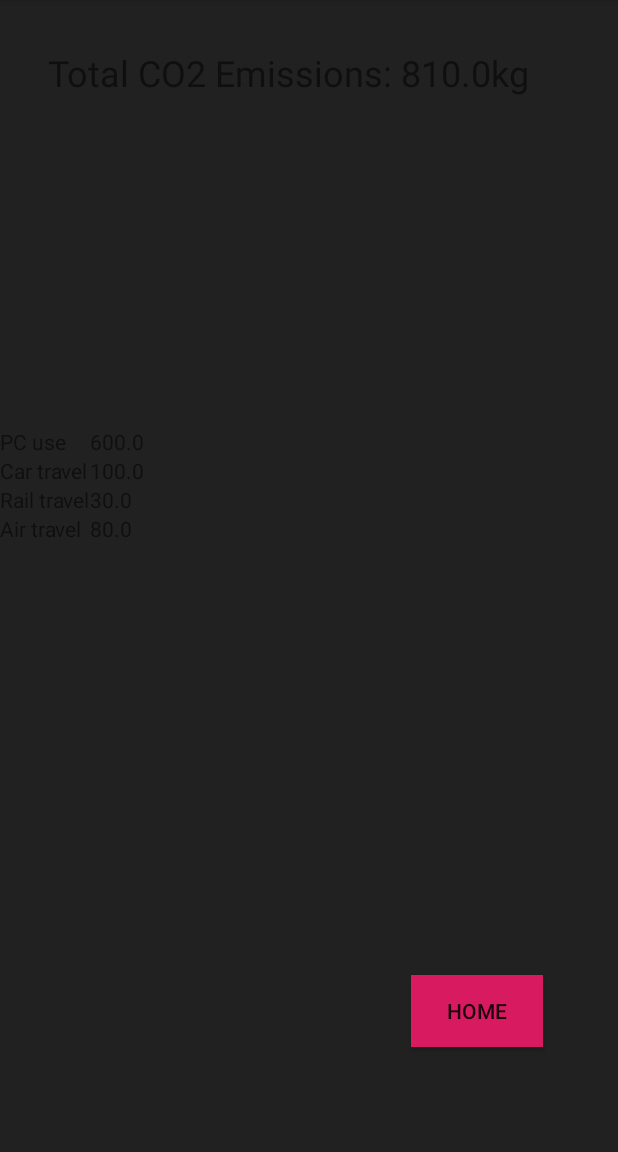
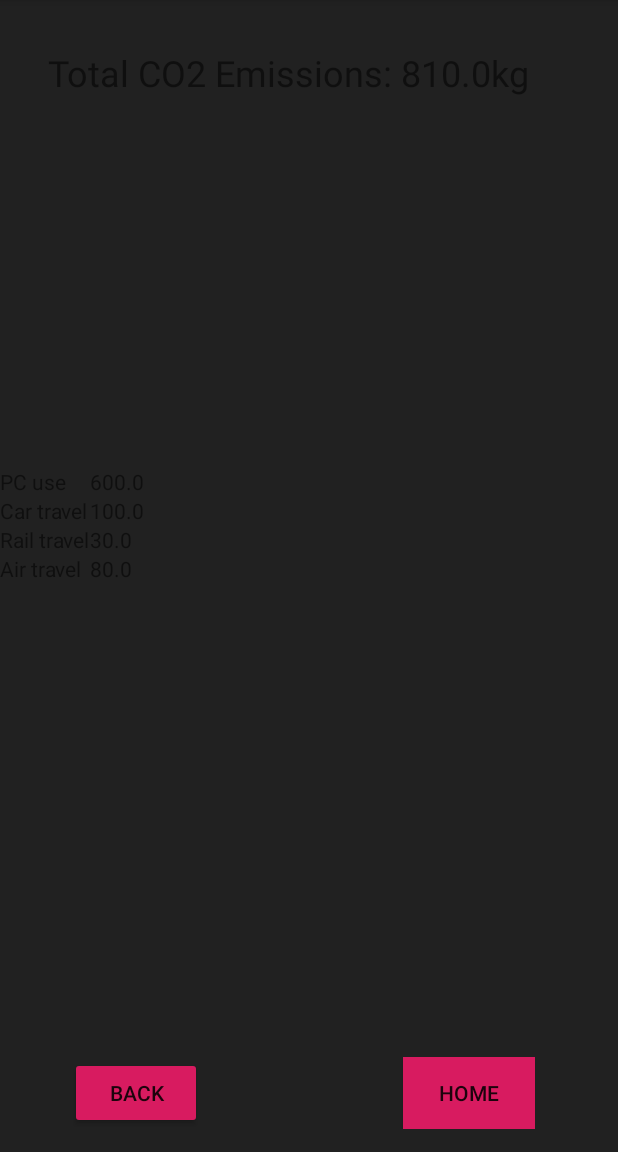
Before and after one commit to ahill993/Carbon-Footprint, an Android app: the ResultsPage screen opened directly, with no data from a screen before it, on a phone screen of 412 x 824 dp, the part 84-1236 px from its top. Run offline under Robolectric (Android 15) with nearby library versions, the phone set to English and light mode, and no system bars; libraries missing offline, so code that uses them is left out: com.github.mikephil.charting; 8 statements that could not run were skipped.

Commit message:
adding back buttons to pages

```diff
--- a/app/src/main/java/com/example/carbonfootprint/Input3.java
+++ b/app/src/main/java/com/example/carbonfootprint/Input3.java
@@ -19,4 +19,10 @@ public class Input3 extends AppCompatActivity {
         Intent result = new Intent(this, ResultsPage.class);
         startActivity(result);
     }
+
+    public void backElectric(View view)
+    {
+        Intent back = new Intent(this, userInput2.class);
+        startActivity(back);
+    }
 }
--- a/app/src/main/java/com/example/carbonfootprint/ResultsPage.java
+++ b/app/src/main/java/com/example/carbonfootprint/ResultsPage.java
@@ -48,6 +48,12 @@ public class ResultsPage extends AppCompatActivity {
         startActivity(back);
     }
 
+    public void backFacility(View view)
+    {
+        Intent back = new Intent(this, Input3.class);
+        startActivity(back);
+    }
+
     private void addPie(Hashtable ht, int screenwidth, int screenheight) {
         PieChart pie = ChartBuilder.buildPieChart(ht,this);
         pie.setMinimumWidth(screenwidth);
--- a/app/src/main/java/com/example/carbonfootprint/UserInput.java
+++ b/app/src/main/java/com/example/carbonfootprint/UserInput.java
@@ -19,4 +19,10 @@ public class UserInput extends AppCompatActivity {
         Intent next = new Intent(this, userInput2.class);
         startActivity(next);
     }
+
+    public void backHome(View view)
+    {
+        Intent back = new Intent(this, MainActivity.class);
+        startActivity(back);
+    }
 }
--- a/app/src/main/java/com/example/carbonfootprint/userInput2.java
+++ b/app/src/main/java/com/example/carbonfootprint/userInput2.java
@@ -19,4 +19,10 @@ public class userInput2 extends AppCompatActivity {
         Intent facility = new Intent(this, Input3.class);
         startActivity(facility);
     }
+
+    public void backTravel(View view)
+    {
+        Intent back = new Intent(this, UserInput.class);
+        startActivity(back);
+    }
 }
--- a/app/src/main/res/layout/activity_main.xml
+++ b/app/src/main/res/layout/activity_main.xml
@@ -5,7 +5,7 @@
     android:layout_width="match_parent"
     android:layout_height="match_parent"
     tools:context=".MainActivity"
-    android:background="#000000">
+    android:background="#212121">
 
     <TextView
         android:id="@+id/appTitle"
--- a/app/src/main/res/layout/activity_results_page.xml
+++ b/app/src/main/res/layout/activity_results_page.xml
@@ -32,7 +32,7 @@
         android:layout_height="wrap_content"
         android:layout_marginTop="8dp"
         android:fillViewport="true"
-        app:layout_constraintBottom_toTopOf="@+id/homeButton"
+        app:layout_constraintBottom_toTopOf="@+id/buttonLayout"
         app:layout_constraintStart_toStartOf="parent"
         app:layout_constraintTop_toTopOf="parent"
         app:layout_constraintVertical_bias="0.49">
@@ -45,19 +45,35 @@
             android:orientation="horizontal" />
     </HorizontalScrollView>
 
-    <Button
-        android:id="@+id/homeButton"
-        android:layout_width="wrap_content"
+    <RelativeLayout
+        android:id="@+id/buttonLayout"
+        android:layout_width="310dp"
         android:layout_height="wrap_content"
-        android:layout_gravity="end"
-        android:layout_marginEnd="50dp"
-        android:layout_marginRight="50dp"
-        android:layout_marginBottom="70dp"
-        android:background="@color/colorAccent"
-        android:onClick="backToStart"
-        android:text="@string/home"
+        android:layout_marginStart="55dp"
+        android:layout_marginTop="10dp"
+        android:layout_marginEnd="55dp"
+        android:layout_marginBottom="15dp"
+        android:orientation="horizontal"
         app:layout_constraintBottom_toBottomOf="parent"
-        app:layout_constraintEnd_toEndOf="parent" />
+        app:layout_constraintEnd_toEndOf="parent">
 
+        <Button
+            android:id="@+id/backButton"
+            android:layout_width="wrap_content"
+            android:layout_height="wrap_content"
+            android:layout_alignParentLeft="true"
+            android:backgroundTint="@color/colorAccent"
+            android:onClick="backFacility"
+            android:text="@string/back" />
+
+        <Button
+            android:id="@+id/nextButton"
+            android:layout_width="wrap_content"
+            android:layout_height="wrap_content"
+            android:layout_alignParentRight="true"
+            android:background="@color/colorAccent"
+            android:onClick="backToStart"
+            android:text="@string/home" />
+    </RelativeLayout>
 
 </androidx.constraintlayout.widget.ConstraintLayout>
```
Also changed, not shown: app/src/main/res/layout/activity_input3.xml (+24 -7 lines), app/src/main/res/layout/activity_user_input.xml (+7 -11 lines), app/src/main/res/layout/activity_user_input2.xml (+20 -4 lines).
